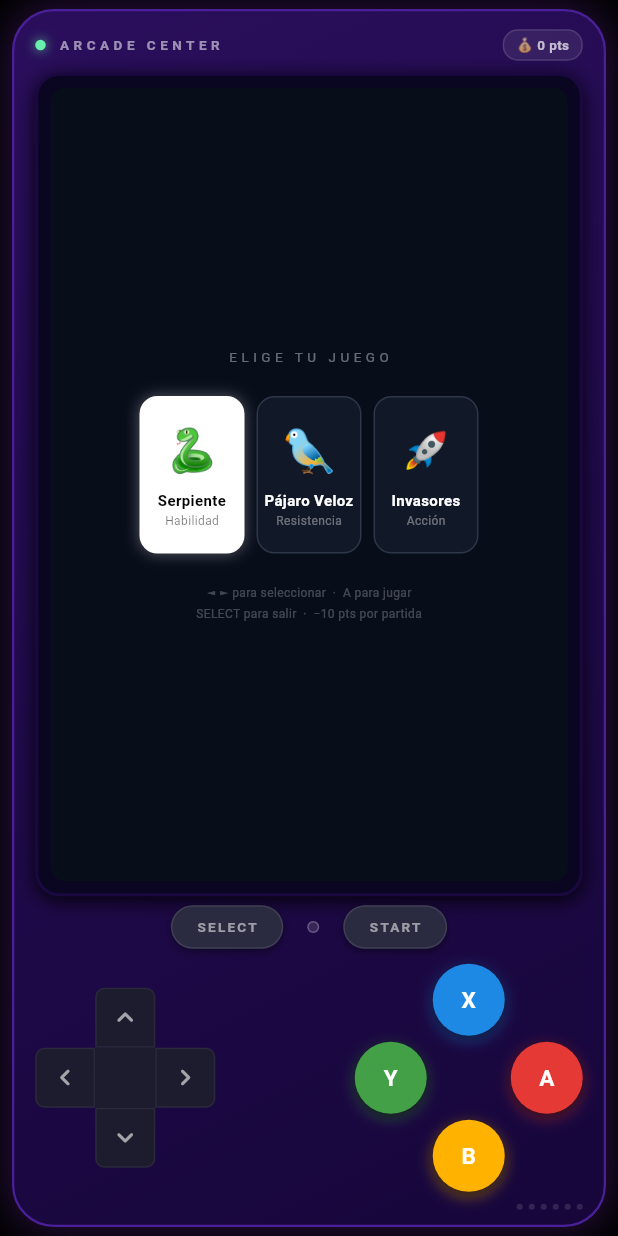
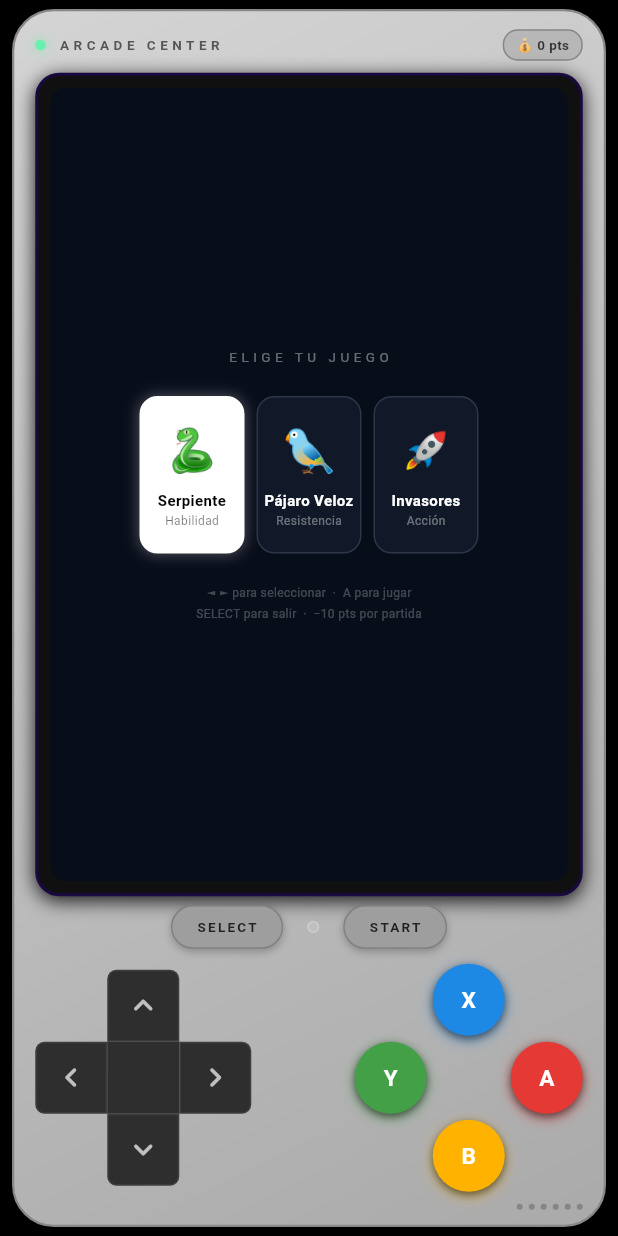
Before and after one commit to T-STY/T_STY_CLICK, a Flutter app: the ArcadeCenterScreen screen opened directly with empty values, on a phone screen of 412 x 824 dp. Run offline on Flutter 3.47's test engine with Material 3 defaults, Android fonts, the phone set to English and light mode, and no system bars; our stand-ins replace cached_network_image, cloud_firestore, connectivity_plus, firebase_auth, firebase_core, firebase_remote_config and 9 more; missing offline and left inert: algolia, firebase_app_check, slide_to_act_reborn; accounts and stored records are empty; Roboto replaces fonts that are missing (Grodita); project files that could hold a hidden picture were left out.

Commit message:
feat: silver GameBoy reskin, live saldo sync, tuned scoring
Arcade Center:
- Silver Game Boy palette: light/medium silver gradient body, charcoal
  D-pad, gray SELECT/START, dark text on silver, soft shadow (replaces purple)
- D-pad arms increased 40→48px (SizedBox 120→144) for easier pressing
- onSaldoChanged callback changed from VoidCallback to void Function(double)
  so the 💰 pts display in the top strip updates immediately when any game
  awards a saldo point — no need to close and reopen

Snake:
- Points now every 5 levels (was 10)
- Calls widget.onSaldoChanged(newSaldo) so arcade center stays in sync

Space Shooter:
- Calls widget.onSaldoChanged(newSaldo) with updated saldo

Flappy Bird:
- Points every 10 pipes (was 100)
- Calls widget.onSaldoChanged(newSaldo) with updated saldo
- kGapHMin lowered to 2.2 (still well above 1.5× bird diameter constraint)
- Explicit minSafeGap = kBirdR * 2 * 1.5 clamped into gap calculation

https://claude.ai/code/session_0178a1dsTRKubJbXYPxsd2qx

```diff
--- a/lib/app/game/arcade_center_screen.dart
+++ b/lib/app/game/arcade_center_screen.dart
@@ -6,17 +6,18 @@ import 'flappy_bird_screen.dart';
 import 'snake_game_screen.dart';
 import 'space_shooter_screen.dart';
 
-// ─── Palette ─────────────────────────────────────────────────────────────────
+// ─── Palette — classic silver Game Boy (late 90s / early 2000s) ───────────────
 
-const _kBodyTop = Color(0xFF2A0E5C);
-const _kBodyBot = Color(0xFF16063A);
-const _kBezel   = Color(0xFF0A0520);
-const _kBtnA    = Color(0xFFE53935);
-const _kBtnB    = Color(0xFFFFB300);
-const _kBtnX    = Color(0xFF1E88E5);
-const _kBtnY    = Color(0xFF43A047);
-const _kDpad    = Color(0xFF1C1C2E);
-const _kMeta    = Color(0xFF2A2A40);
+const _kBodyTop  = Color(0xFFD4D4D4); // light silver
+const _kBodyBot  = Color(0xFFAAAAAA); // medium silver/gray
+const _kBezel    = Color(0xFF101010); // near-black screen bezel
+const _kBtnA     = Color(0xFFE53935); // red
+const _kBtnB     = Color(0xFFFFB300); // amber
+const _kBtnX     = Color(0xFF1E88E5); // blue
+const _kBtnY     = Color(0xFF43A047); // green
+const _kDpad     = Color(0xFF2E2E2E); // dark charcoal D-pad
+const _kMeta     = Color(0xFF9E9E9E); // gray meta buttons
+const _kBodyBdr  = Color(0xFF888888); // silver border
 
 // ─── Game registry ────────────────────────────────────────────────────────────
 
@@ -25,7 +26,7 @@ typedef ArcadeGameBuilder = Widget Function({
   required DocumentReference rewardsDocRef,
   required double currentSaldo,
   required ArcadeInputController controller,
-  required VoidCallback onSaldoChanged,
+  required void Function(double) onSaldoChanged,
 });
 
 class ArcadeGameDef {
@@ -33,7 +34,7 @@ class ArcadeGameDef {
   final String emoji;
   final String title;
   final String subtitle;
-  final ArcadeGameBuilder builder;
+  final ArcadeGameBuilder builder; // void Function(double) onSaldoChanged
 
   const ArcadeGameDef({
     required this.id,
@@ -186,12 +187,13 @@ class _ArcadeCenterScreenState extends State<ArcadeCenterScreen> {
           colors: [_kBodyTop, _kBodyBot],
         ),
         borderRadius: BorderRadius.circular(28),
-        border: Border.all(color: const Color(0xFF4A1F9A), width: 1.5),
+        border: Border.all(color: _kBodyBdr, width: 1.5),
         boxShadow: [
           BoxShadow(
-            color: const Color(0xFF7B2FBE).withOpacity(0.35),
-            blurRadius: 24,
-            spreadRadius: 2,
+            color: Colors.black.withOpacity(0.30),
+            blurRadius: 20,
+            spreadRadius: 1,
+            offset: const Offset(0, 4),
           ),
         ],
       ),
@@ -230,19 +232,19 @@ class _ArcadeCenterScreenState extends State<ArcadeCenterScreen> {
         const SizedBox(width: 8),
         const Text(
           'ARCADE CENTER',
-          style: TextStyle(color: Colors.white54, fontSize: 9, fontWeight: FontWeight.w700, letterSpacing: 3),
+          style: TextStyle(color: Color(0xFF555555), fontSize: 9, fontWeight: FontWeight.w700, letterSpacing: 3),
         ),
         const Spacer(),
         Container(
           padding: const EdgeInsets.symmetric(horizontal: 8, vertical: 3),
           decoration: BoxDecoration(
-            color: Colors.white.withOpacity(0.08),
+            color: Colors.black.withOpacity(0.10),
             borderRadius: BorderRadius.circular(10),
-            border: Border.all(color: Colors.white12),
+            border: Border.all(color: Colors.black26),
           ),
           child: Text(
             '💰 ${_saldo.toStringAsFixed(0)} pts',
-            style: const TextStyle(color: Colors.white70, fontSize: 9, fontWeight: FontWeight.w600),
+            style: const TextStyle(color: Color(0xFF333333), fontSize: 9, fontWeight: FontWeight.w600),
           ),
         ),
       ],
@@ -355,7 +357,8 @@ class _ArcadeCenterScreenState extends State<ArcadeCenterScreen> {
       rewardsDocRef: widget.rewardsDocRef,
       currentSaldo: _saldo,
       controller: _ctrl,
-      onSaldoChanged: () {},
+      // Games call this with their updated saldo so the top strip stays in sync
+      onSaldoChanged: (newSaldo) => setState(() => _saldo = newSaldo),
     );
   }
 
@@ -396,8 +399,8 @@ class _ArcadeCenterScreenState extends State<ArcadeCenterScreen> {
 
   Widget _buildDPad() {
     return SizedBox(
-      width: 120,
-      height: 120,
+      width: 144,
+      height: 144,
       child: Column(
         mainAxisAlignment: MainAxisAlignment.center,
         children: [
@@ -408,7 +411,7 @@ class _ArcadeCenterScreenState extends State<ArcadeCenterScreen> {
           Row(mainAxisAlignment: MainAxisAlignment.center, children: [
             _ConsoleDPadArm(icon: Icons.keyboard_arrow_left_rounded, btn: ArcadeButton.left, controller: _ctrl,
                 radius: const BorderRadius.horizontal(left: Radius.circular(6))),
-            Container(width: 40, height: 40, decoration: const BoxDecoration(color: _kDpad)),
+            Container(width: 48, height: 48, decoration: const BoxDecoration(color: _kDpad)),
             _ConsoleDPadArm(icon: Icons.keyboard_arrow_right_rounded, btn: ArcadeButton.right, controller: _ctrl,
                 radius: const BorderRadius.horizontal(right: Radius.circular(6))),
           ]),
@@ -455,7 +458,7 @@ class _ArcadeCenterScreenState extends State<ArcadeCenterScreen> {
             width: 4, height: 4,
             decoration: BoxDecoration(
               shape: BoxShape.circle,
-              color: Colors.white.withOpacity(0.12),
+              color: Colors.black.withOpacity(0.22),
             ),
           ),
       ],
@@ -489,13 +492,13 @@ class _ConsoleDPadArmState extends State<_ConsoleDPadArm> {
       onTapCancel: () { setState(() => _pressed = false); widget.controller.release(widget.btn); },
       child: AnimatedContainer(
         duration: const Duration(milliseconds: 40),
-        width: 40, height: 40,
+        width: 48, height: 48,
         decoration: BoxDecoration(
-          color: _pressed ? const Color(0xFF2D2D44) : _kDpad,
+          color: _pressed ? const Color(0xFF555555) : _kDpad,
           borderRadius: widget.radius,
-          border: Border.all(color: Colors.white.withOpacity(0.06)),
+          border: Border.all(color: Colors.white.withOpacity(0.08)),
         ),
-        child: Icon(widget.icon, color: _pressed ? Colors.white : Colors.white60, size: 22),
+        child: Icon(widget.icon, color: _pressed ? Colors.white : Colors.white70, size: 26),
       ),
     );
   }
@@ -577,17 +580,17 @@ class _ConsoleMetaButtonState extends State<_ConsoleMetaButton> {
         duration: const Duration(milliseconds: 40),
         padding: const EdgeInsets.symmetric(horizontal: 16, vertical: 7),
         decoration: BoxDecoration(
-          color: _pressed ? const Color(0xFF3A3A55) : _kMeta,
+          color: _pressed ? const Color(0xFF707070) : _kMeta,
           borderRadius: BorderRadius.circular(20),
-          border: Border.all(color: Colors.white.withOpacity(0.1)),
+          border: Border.all(color: Colors.black.withOpacity(0.18)),
           boxShadow: _pressed ? [] : [
-            BoxShadow(color: Colors.black.withOpacity(0.4), blurRadius: 4, offset: const Offset(0, 2)),
+            BoxShadow(color: Colors.black.withOpacity(0.25), blurRadius: 4, offset: const Offset(0, 2)),
           ],
         ),
         child: Text(
           widget.label,
           style: TextStyle(
-            color: _pressed ? Colors.white : Colors.white54,
+            color: _pressed ? Colors.white : const Color(0xFF222222),
             fontSize: 9,
             fontWeight: FontWeight.bold,
             letterSpacing: 1.5,
```
Also changed, not shown: lib/app/game/flappy_bird_screen.dart (+17 -10 lines), lib/app/game/snake_game_screen.dart (+8 -10 lines), lib/app/game/space_shooter_screen.dart (+5 -3 lines).
